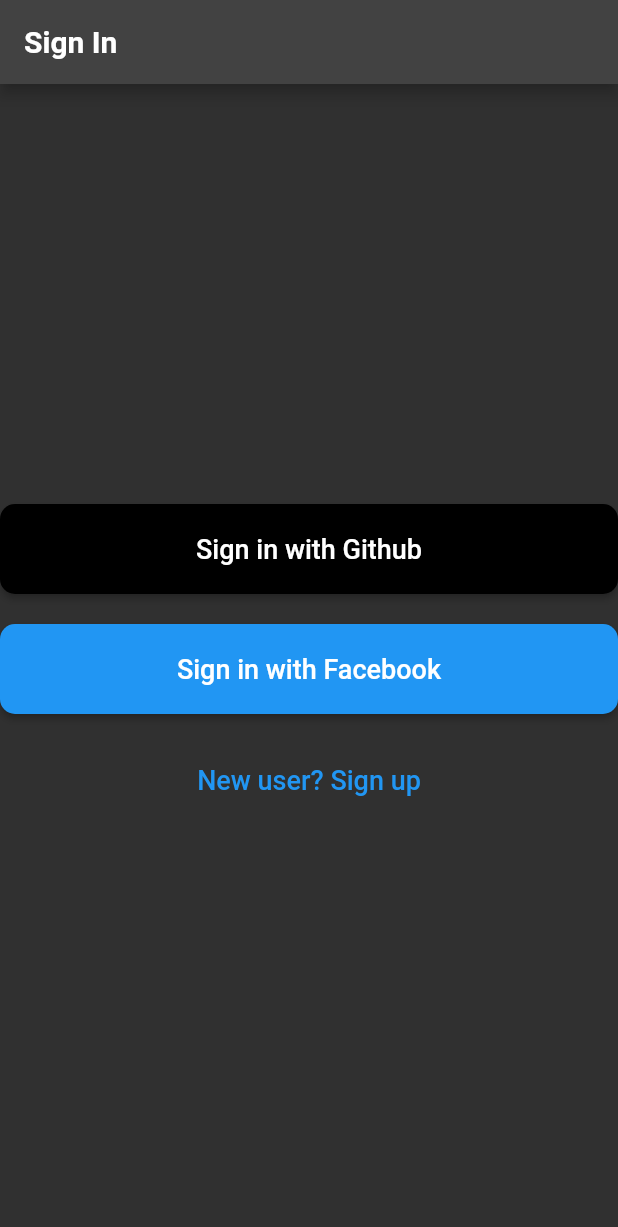
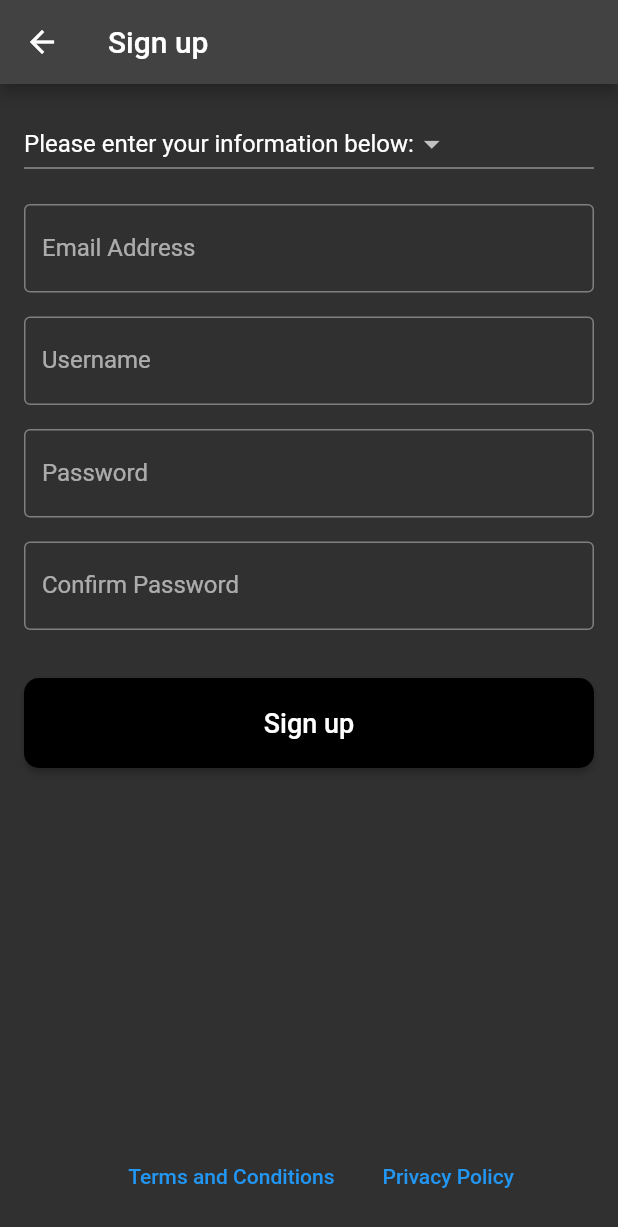
Before and after one commit to ZDH20/Mobile-Editor, a Flutter app: the screen it shows after launch, after a tap on "New user? Sign up", on a phone screen of 412 x 824 dp. Shown: the top 1227 px of the screen. Run offline on Flutter 3.47's test engine with Material 2 defaults, Android fonts, the phone set to English and light mode, and no system bars; Roboto replaces fonts that are missing (UbuntuMono).

Commit message:
added sign_up_page.dart

```diff
--- a/lib/sign_in_pages/sign_in_page.dart
+++ b/lib/sign_in_pages/sign_in_page.dart
@@ -1,6 +1,7 @@
 import 'package:flutter/material.dart';
 import 'github_sign_in_page.dart';
 import 'facebook_sign_in_page.dart';
+import 'sign_up_page.dart';
 
 class SignIn extends StatefulWidget {
   const SignIn({Key? key, required this.title}) : super(key: key);
@@ -71,7 +72,10 @@ class _SignInState extends State<SignIn> {
             const SizedBox(height: 20),
             TextButton(
               onPressed: () {
-                // Add sign-up logic here
+                Navigator.push(
+                  context,
+                  MaterialPageRoute(builder: (context) => SignUpPage()),
+                );
               },
               child: const Text(
                 'New user? Sign up',
--- a/lib/sign_in_pages/sign_up_page.dart
+++ b/lib/sign_in_pages/sign_up_page.dart
@@ -0,0 +1,123 @@
+import 'package:flutter/material.dart';
+import '../main_pages/initialize_git_repo_page.dart';
+
+class SignUpPage extends StatefulWidget {
+  const SignUpPage({Key? key}) : super(key: key);
+
+  @override
+  _SignUpPageState createState() => _SignUpPageState();
+}
+
+class _SignUpPageState extends State<SignUpPage> {
+  final _usernameController = TextEditingController();
+  final _passwordController = TextEditingController();
+  final _emailController = TextEditingController();
+  final _confirmedController = TextEditingController();
+
+  @override
+  Widget build(BuildContext context) {
+    return Scaffold(
+      appBar: AppBar(
+        title: const Text('Sign up'),
+      ),
+      body: Padding(
+        padding: const EdgeInsets.all(16),
+        child: Column(
+          crossAxisAlignment: CrossAxisAlignment.stretch,
+          children: [
+            DropdownButton<String>(
+              value: 'Please enter your information below:',
+              onChanged: (String? value) {
+                // TODO: Handle authentication method change
+              },
+              items: <String>[
+                'Please enter your information below:',
+              ].map<DropdownMenuItem<String>>((String value) {
+                return DropdownMenuItem<String>(
+                  value: value,
+                  child: Text(value),
+                );
+              }).toList(),
+            ),
+            const SizedBox(height: 16),
+            TextField(
+              controller: _emailController,
+              decoration: InputDecoration(
+                labelText: 'Email Address',
+                border: OutlineInputBorder(),
+              ),
+            ),
+            const SizedBox(height: 16),
+            TextField(
+              controller: _usernameController,
+              decoration: InputDecoration(
+                labelText: 'Username',
+                border: OutlineInputBorder(),
+              ),
+            ),
+            const SizedBox(height: 16),
+            TextField(
+              controller: _passwordController,
+              obscureText: true,
+              decoration: InputDecoration(
+                labelText: 'Password',
+                border: OutlineInputBorder(),
+              ),
+            ),
+            const SizedBox(height: 16),
+            TextField(
+              controller: _confirmedController,
+              obscureText: true,
+              decoration: InputDecoration(
+                labelText: 'Confirm Password',
+                border: OutlineInputBorder(),
+              ),
+            ),
+            const SizedBox(height: 32),
+            ElevatedButton(
+              onPressed: () {
+                final username = _usernameController.text;
+                final password = _passwordController.text;
+                Navigator.push(
+                  context,
+                  MaterialPageRoute(builder: (context) => InitializeGitRepoPage()),
+                );
+              },
+              style: ElevatedButton.styleFrom(
+                primary: Colors.black,
+                minimumSize: const Size(double.infinity, 60),
+                shape: RoundedRectangleBorder(
+                  borderRadius: BorderRadius.circular(10),
+                ),
+              ),
+              child: const Text(
+                'Sign up',
+                style: TextStyle(fontSize: 18),
+              ),
+            ),
+            const Spacer(flex: 1),
+            Row(
+              mainAxisAlignment: MainAxisAlignment.center,
+              children: [
+                const SizedBox(width: 16),
+                TextButton(
+                  onPressed: () {
+                    // Navigate to terms and conditions page
+                  },
+                  child: Text('Terms and Conditions'),
+                ),
+                const SizedBox(width: 16),
+                TextButton(
+                  onPressed: () {
+                    // Navigate to privacy policy page
+                  },
+                  child: Text('Privacy Policy'),
+                ),
+              ],
+            ),
+          ],
+        ),
+      ),
+    );
+  }
+}
```
